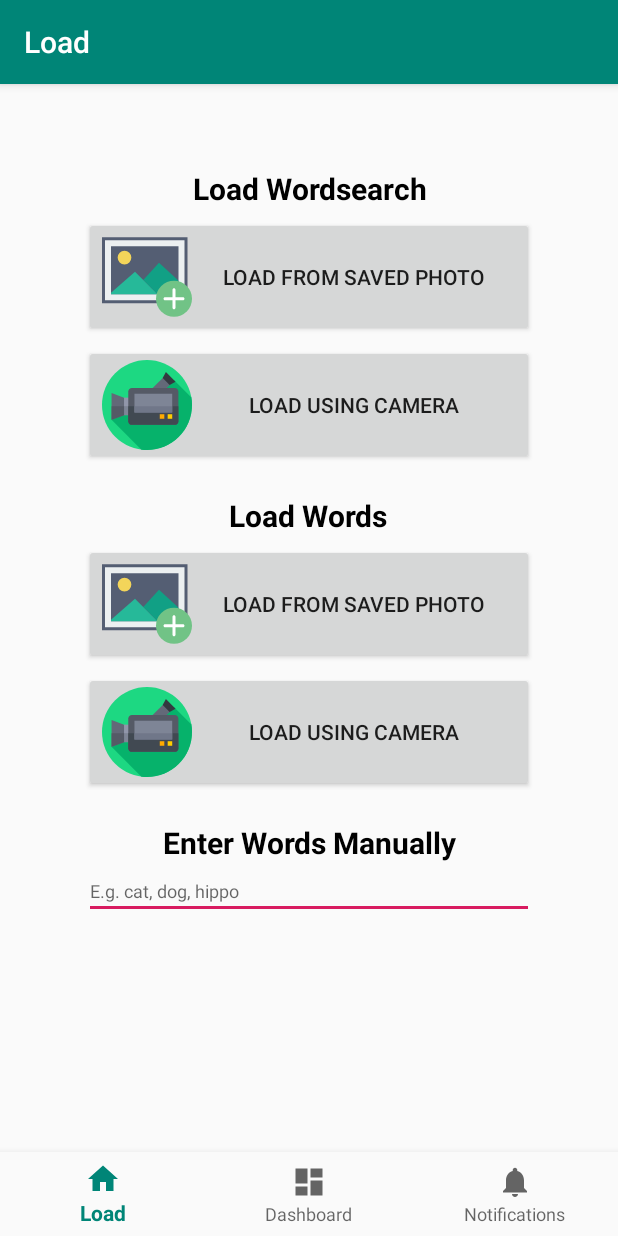
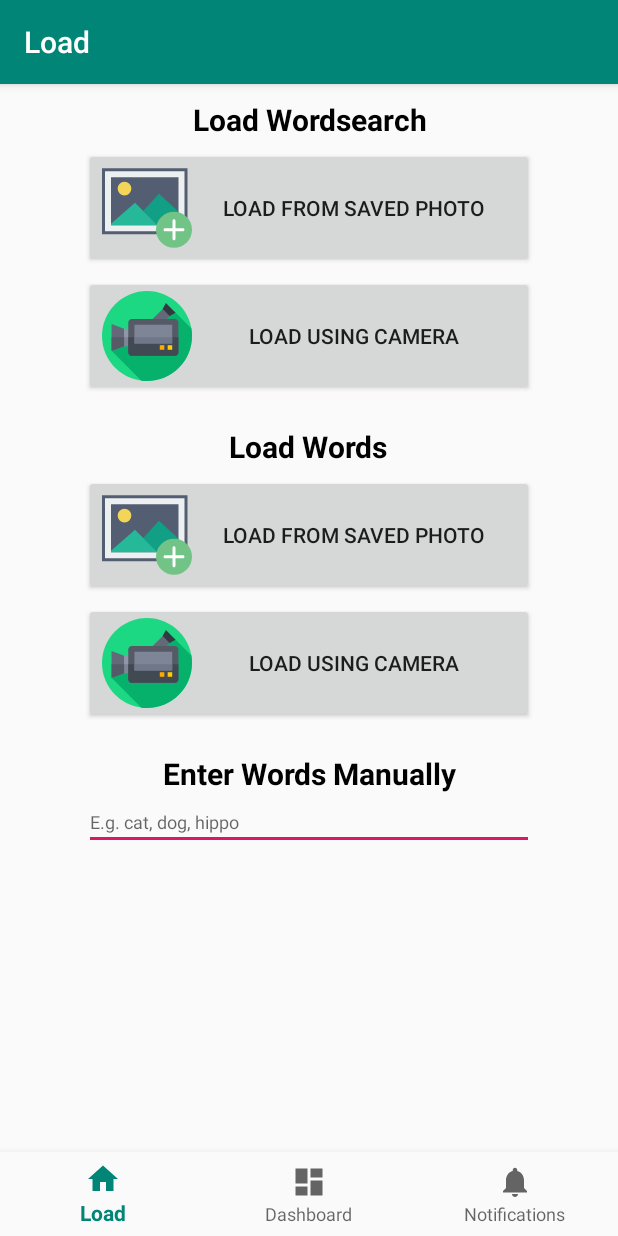
Before and after one commit to ThomasJRichards17/WordsearchSolver, an Android app: the screen it shows after launch (MainActivity), on a phone screen of 412 x 824 dp. Run offline under Robolectric (Android 15) with nearby library versions, the phone set to English and light mode, and no system bars; our stand-ins replace navigation-ui.

Commit message:
Fix gap at top + replace with small margin

```diff
--- a/app/src/main/res/layout/activity_main.xml
+++ b/app/src/main/res/layout/activity_main.xml
@@ -3,8 +3,7 @@
     xmlns:app="http://schemas.android.com/apk/res-auto"
     android:id="@+id/container"
     android:layout_width="match_parent"
-    android:layout_height="match_parent"
-    android:paddingTop="?attr/actionBarSize">
+    android:layout_height="match_parent">
 
     <com.google.android.material.bottomnavigation.BottomNavigationView
         android:id="@+id/nav_view"
--- a/app/src/main/res/layout/fragment_load.xml
+++ b/app/src/main/res/layout/fragment_load.xml
@@ -19,6 +19,7 @@
             android:layout_height="wrap_content"
             android:gravity="center_horizontal|top"
             android:orientation="vertical"
+            android:layout_marginTop="10dp"
             app:layout_constraintEnd_toEndOf="parent"
             app:layout_constraintStart_toStartOf="parent">
 
```
